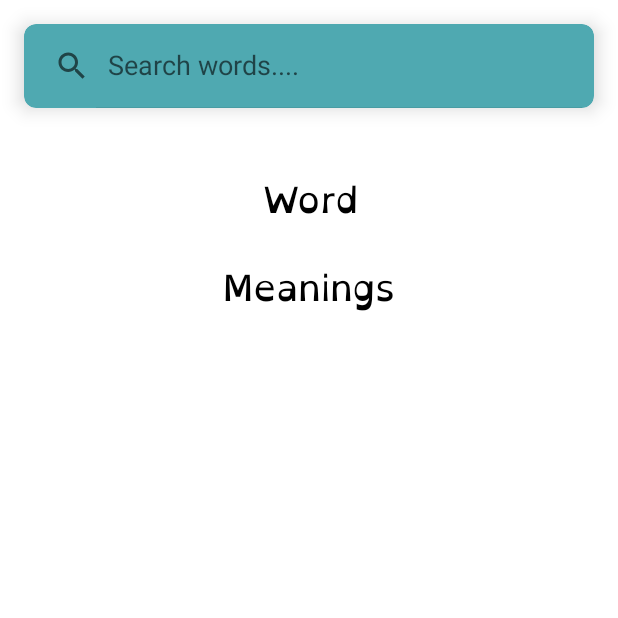
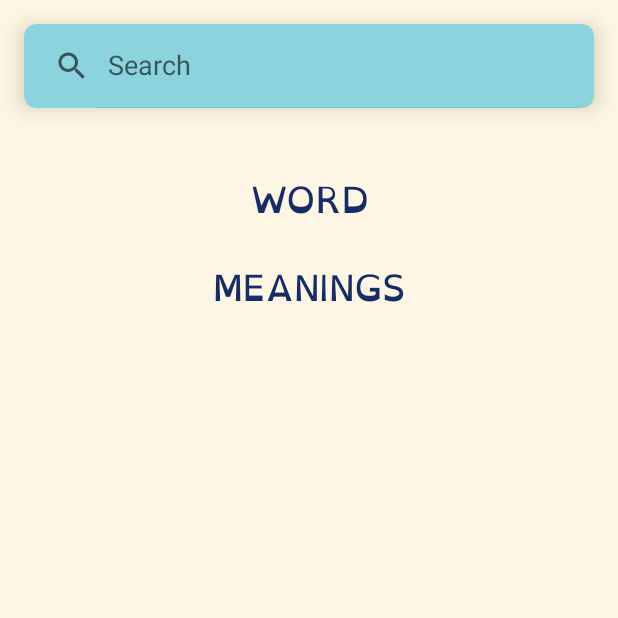
Before and after one commit to Devika1700/S8_final_project, an Android app: the Dictionary screen opened directly, with no data from a screen before it, on a phone screen of 412 x 824 dp, the top half of it. Run offline under Robolectric (Android 15) with nearby library versions, the phone set to English and light mode, and no system bars; 1 statement that could not run was skipped.

Commit message:
UI/UX Push 3

```diff
--- a/app/src/main/res/layout/dictionary.xml
+++ b/app/src/main/res/layout/dictionary.xml
@@ -4,7 +4,6 @@
     android:layout_height="match_parent"
     xmlns:tools="http://schemas.android.com/tools"
     xmlns:app="http://schemas.android.com/apk/res-auto"
-    android:background="@color/white"
     tools:context=".Dictionary">
 
     <LinearLayout
@@ -15,12 +14,12 @@
             android:layout_margin="16sp"
             app:cardCornerRadius="8dp"
             app:cardElevation="8dp"
-            app:cardBackgroundColor="@color/yellow"
+            app:cardBackgroundColor="#8bd3dd"
             android:layout_width="match_parent"
             android:layout_height="wrap_content">
             <androidx.appcompat.widget.SearchView
                 android:id="@+id/search_view"
-                app:defaultQueryHint="Search words...."
+                app:defaultQueryHint="Search"
                 app:iconifiedByDefault="false"
                 android:layout_width="match_parent"
                 android:layout_height="?attr/actionBarSize"/>
@@ -31,29 +30,32 @@
             android:orientation="vertical"
             android:layout_width="match_parent"
             android:layout_height="wrap_content">
+
             <TextView
                 android:id="@+id/textView_word"
-                android:textSize="24sp"
-                android:text="Word"
-                android:textColor="@color/black"
+                android:layout_width="match_parent"
+                android:layout_height="wrap_content"
+                android:fontFamily="@font/open"
+                android:padding="8dp"
+                android:text="WORD"
                 android:textAlignment="center"
-                android:padding="8dp"
-                android:fontFamily="@font/open"
-                android:layout_width="match_parent"
-                android:layout_height="wrap_content"/>
+                android:textAllCaps="true"
+                android:textColor="#172c66"
+                android:textSize="24dp" />
             <androidx.recyclerview.widget.RecyclerView
                 android:id="@+id/recycler_phonetics"
                 android:layout_width="match_parent"
                 android:layout_height="wrap_content"/>
+
             <TextView
-                android:text="Meanings"
-                android:textSize="24sp"
-                android:textColor="@color/black"
+                android:layout_width="match_parent"
+                android:layout_height="wrap_content"
+                android:fontFamily="@font/open"
+                android:padding="8dp"
+                android:text="MEANINGS"
                 android:textAlignment="center"
-                android:padding="8dp"
-                android:fontFamily="@font/open"
-                android:layout_width="match_parent"
-                android:layout_height="wrap_content"/>
+                android:textColor="#172c66"
+                android:textSize="24dp" />
             <androidx.recyclerview.widget.RecyclerView
                 android:id="@+id/recycler_meanings"
                 android:layout_width="match_parent"
--- a/app/src/main/res/layout/last.xml
+++ b/app/src/main/res/layout/last.xml
@@ -11,13 +11,13 @@
 
     <ImageView
         android:id="@+id/imageView10"
-        android:layout_width="85dp"
-        android:layout_height="73dp"
+        android:layout_width="60dp"
+        android:layout_height="60dp"
         android:layout_alignParentStart="true"
         android:layout_alignParentTop="true"
         android:layout_marginStart="20dp"
         android:layout_marginTop="20dp"
-        app:srcCompat="@drawable/back" />
+        app:srcCompat="@drawable/home" />
 
     <ImageView
         android:id="@+id/imageView6"
--- a/app/src/main/res/layout/meanings_list_items.xml
+++ b/app/src/main/res/layout/meanings_list_items.xml
@@ -5,7 +5,7 @@
     xmlns:app="http://schemas.android.com/apk/res-auto"
     app:cardElevation="8dp"
     app:cardCornerRadius="8dp"
-    app:cardBackgroundColor="@color/yellow"
+    app:cardBackgroundColor="#8bd3dd"
     android:layout_marginTop="8dp">
 
     <LinearLayout
@@ -17,7 +17,7 @@
             android:id="@+id/textView_partsOfSpeech"
             android:text="Exclamatory"
             android:textAlignment="center"
-            android:textColor="@color/black"
+            android:textColor="#172c66"
             android:textSize="18dp"
             android:padding="8dp"
             android:fontFamily="@font/open"
--- a/app/src/main/res/layout/phonetic_list_items.xml
+++ b/app/src/main/res/layout/phonetic_list_items.xml
@@ -6,7 +6,7 @@
     app:cardElevation="8dp"
     app:cardCornerRadius="8dp"
     android:layout_margin="4dp"
-    app:cardBackgroundColor="@color/yellow">
+    app:cardBackgroundColor="#8bd3dd">
 
     <LinearLayout
         android:layout_margin="4dp"
--- a/app/src/main/res/layout/pract1.xml
+++ b/app/src/main/res/layout/pract1.xml
@@ -5,7 +5,6 @@
     android:id="@+id/speech"
     android:layout_width="match_parent"
     android:layout_height="match_parent"
-    android:background="#83A3BC"
     android:orientation="vertical"
     android:padding="16dp"
     android:weightSum="10"
@@ -58,10 +57,10 @@
         android:id="@+id/imageView15"
         android:layout_width="85dp"
         android:layout_height="73dp"
+        android:layout_marginTop="10dp"
         android:layout_marginRight="100dp"
-        android:layout_marginTop="10dp"
         android:clickable="true"
-        app:srcCompat="@drawable/backbtn" />
+        app:srcCompat="@drawable/back" />
 
     <ImageView
         android:id="@+id/imageView5"
--- a/app/src/main/res/layout/pract2.xml
+++ b/app/src/main/res/layout/pract2.xml
@@ -5,7 +5,6 @@
     android:id="@+id/speech"
     android:layout_width="match_parent"
     android:layout_height="match_parent"
-    android:background="#83A3BC"
     android:orientation="vertical"
     android:padding="16dp"
     android:weightSum="10"
@@ -59,10 +58,10 @@
         android:id="@+id/imageView15"
         android:layout_width="85dp"
         android:layout_height="73dp"
+        android:layout_marginTop="10dp"
         android:layout_marginRight="100dp"
-        android:layout_marginTop="10dp"
         android:clickable="true"
-        app:srcCompat="@drawable/backbtn" />
+        app:srcCompat="@drawable/back" />
 
     <ImageView
         android:id="@+id/imageView5"
--- a/app/src/main/res/layout/pract3.xml
+++ b/app/src/main/res/layout/pract3.xml
@@ -5,7 +5,6 @@
     android:id="@+id/speech"
     android:layout_width="match_parent"
     android:layout_height="match_parent"
-    android:background="#83A3BC"
     android:orientation="vertical"
     android:padding="16dp"
     android:weightSum="10"
@@ -58,10 +57,10 @@
         android:id="@+id/imageView15"
         android:layout_width="85dp"
         android:layout_height="73dp"
+        android:layout_marginTop="10dp"
         android:layout_marginRight="100dp"
-        android:layout_marginTop="10dp"
         android:clickable="true"
-        app:srcCompat="@drawable/backbtn" />
+        app:srcCompat="@drawable/back" />
 
     <ImageView
         android:id="@+id/imageView5"
--- a/app/src/main/res/layout/pract4.xml
+++ b/app/src/main/res/layout/pract4.xml
@@ -5,7 +5,6 @@
     android:id="@+id/speech"
     android:layout_width="match_parent"
     android:layout_height="match_parent"
-    android:background="#83A3BC"
     android:orientation="vertical"
     android:padding="16dp"
     android:weightSum="10"
@@ -58,10 +57,10 @@
         android:id="@+id/imageView15"
         android:layout_width="85dp"
         android:layout_height="73dp"
+        android:layout_marginTop="10dp"
         android:layout_marginRight="100dp"
-        android:layout_marginTop="10dp"
         android:clickable="true"
-        app:srcCompat="@drawable/backbtn" />
+        app:srcCompat="@drawable/back" />
 
     <ImageView
         android:id="@+id/imageView5"
--- a/app/src/main/res/layout/pract5.xml
+++ b/app/src/main/res/layout/pract5.xml
@@ -5,7 +5,6 @@
     android:id="@+id/speech"
     android:layout_width="match_parent"
     android:layout_height="match_parent"
-    android:background="#83A3BC"
     android:orientation="vertical"
     android:padding="16dp"
     android:weightSum="10"
@@ -62,7 +61,7 @@
         android:layout_marginTop="10dp"
         android:layout_marginRight="100dp"
         android:clickable="true"
-        app:srcCompat="@drawable/home" />
+        app:srcCompat="@drawable/back" />
 
     <ImageView
         android:id="@+id/imageView5"
@@ -71,7 +70,7 @@
         android:layout_marginLeft="290dp"
         android:layout_marginTop="10dp"
         android:clickable="true"
-        app:srcCompat="@drawable/next" />
+        app:srcCompat="@drawable/home" />
 
     <ImageView
         android:id="@+id/imageView16"
```
Also changed, not shown: app/src/main/res/layout/definitions_list_items.xml (+7 -7 lines), app/src/main/res/layout/speech.xml (+19 -0 lines), app/src/main/res/layout/speech2.xml (+19 -0 lines), app/src/main/res/layout/speech3.xml (+19 -0 lines).
